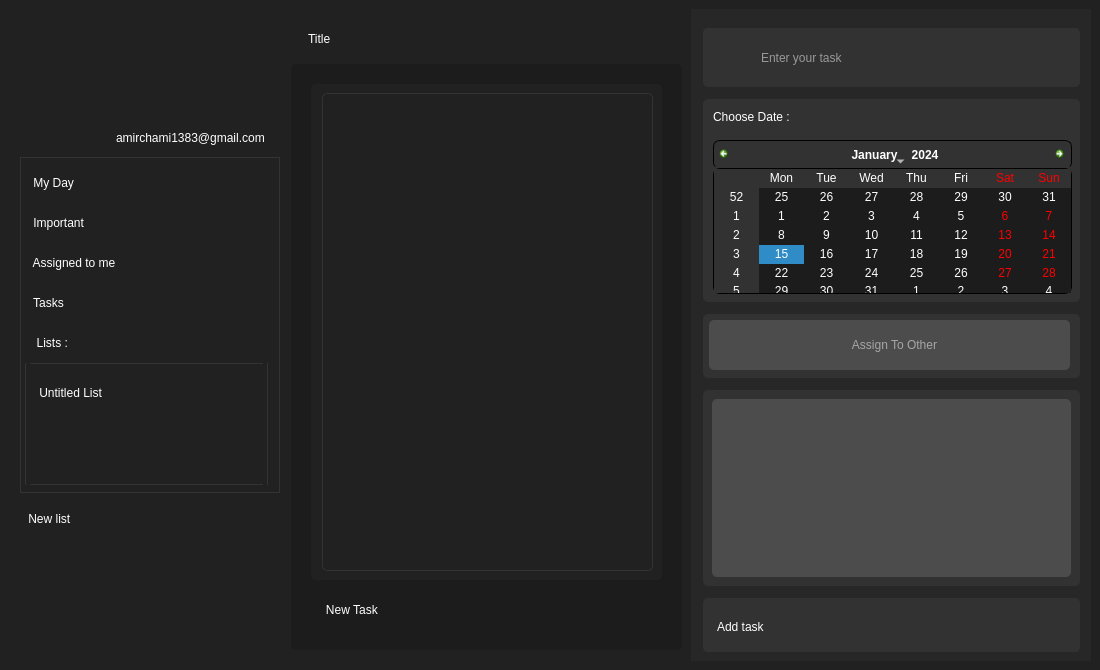
The window that ToDo/maintodopanel.ui (Amirrezach1383/uiap-final-project) describes before a commit, drawn with Qt 5.
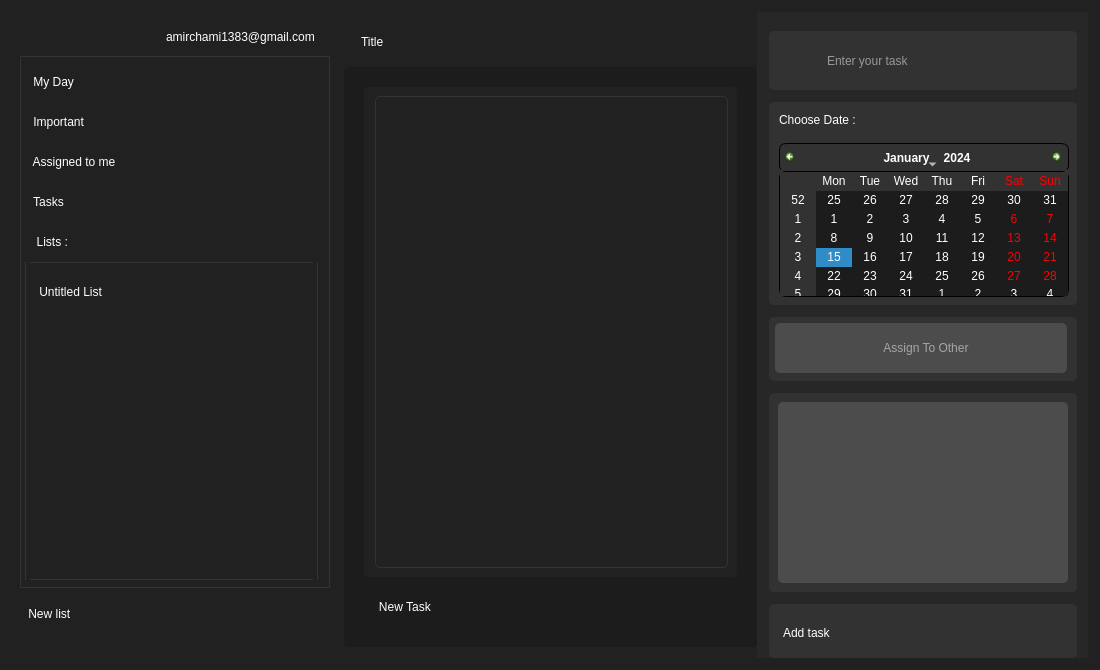
The same window after the commit. The open tabs and pages were chosen to show the change. Icons and pictures are not drawn.

Commit message: Fixed some functions in signup and login Panels

```diff
--- a/ToDo/maintodopanel.ui
+++ b/ToDo/maintodopanel.ui
@@ -30,434 +30,15 @@
 </string>
   </property>
   <widget class="QWidget" name="centralwidget">
-   <layout class="QVBoxLayout" name="verticalLayout_4">
-    <item>
-     <layout class="QHBoxLayout" name="mainLayout">
-      <property name="spacing">
-       <number>0</number>
-      </property>
-      <property name="sizeConstraint">
-       <enum>QLayout::SetDefaultConstraint</enum>
-      </property>
-      <property name="leftMargin">
-       <number>0</number>
-      </property>
-      <property name="topMargin">
-       <number>0</number>
-      </property>
-      <property name="rightMargin">
-       <number>0</number>
-      </property>
-      <item>
-       <widget class="QWidget" name="sideFixedMenu" native="true">
-        <property name="styleSheet">
-         <string notr="true">QWidget {
-	background-color: rgb(33, 33, 33);
-}
-</string>
-        </property>
-        <layout class="QVBoxLayout" name="verticalLayout_6">
-         <property name="sizeConstraint">
-          <enum>QLayout::SetFixedSize</enum>
-         </property>
-         <property name="leftMargin">
-          <number>11</number>
-         </property>
-         <property name="topMargin">
-          <number>0</number>
-         </property>
-         <property name="rightMargin">
-          <number>11</number>
-         </property>
-         <property name="bottomMargin">
-          <number>0</number>
-         </property>
-         <item>
-          <layout class="QVBoxLayout" name="verticalLayout_3">
-           <item>
-            <layout class="QVBoxLayout" name="verticalLayout_2">
-             <property name="spacing">
-              <number>12</number>
-             </property>
-             <item>
-              <layout class="QHBoxLayout" name="horizontalLayout" stretch="0,0">
-               <property name="spacing">
-                <number>0</number>
-               </property>
-               <property name="leftMargin">
-                <number>0</number>
-               </property>
-               <property name="topMargin">
-                <number>0</number>
-               </property>
-               <property name="rightMargin">
-                <number>15</number>
-               </property>
-               <item>
-                <widget class="QPushButton" name="userAccountIcon">
-                 <property name="enabled">
-                  <bool>false</bool>
-                 </property>
-                 <property name="styleSheet">
-                  <string notr="true">border:none;
-background: transparent;</string>
-                 </property>
-                 <property name="text">
-                  <string/>
-                 </property>
-                 <property name="icon">
-                  <iconset resource="Resources.qrc">
-                   <normaloff>:/Image/Icons/user_account.png</normaloff>
-                   <disabledoff>:/Image/Icons/user_account.png</disabledoff>:/Image/Icons/user_account.png</iconset>
-                 </property>
-                 <property name="iconSize">
-                  <size>
-                   <width>50</width>
-                   <height>50</height>
-                  </size>
-                 </property>
-                </widget>
-               </item>
-               <item>
-                <widget class="QLabel" name="userInfoLB">
-                 <property name="minimumSize">
-                  <size>
-                   <width>35</width>
-                   <height>0</height>
-                  </size>
-                 </property>
-                 <property name="styleSheet">
-                  <string notr="true">QLabel {
-	font: 10pt &quot;Playwrite DE Grund&quot;;
-	color: rgb(255, 255, 255);
-}</string>
-                 </property>
-                 <property name="text">
-                  <string>amirchami1383@gmail.com</string>
-                 </property>
-                </widget>
-               </item>
-              </layout>
-             </item>
-             <item>
-              <widget class="QScrollArea" name="scrollArea">
-               <property name="styleSheet">
-                <string notr="true">QPushButton {
-	text-align : left;
-	background : transparent; 
-	border-radius : 5 px;
-	font: 9pt &quot;Playwrite DE Grund&quot;;
-	color: rgb(255, 255, 255);
-	height : 40 px;
-	padding-left:5px;
-	border-radius:5px;
-}
-QPushButton:hover {
-	background-color: rgb(51, 51, 51);
-	font: 700 9pt &quot;Playwrite DE Grund&quot;;
-}
-QPushButton:checked {
-	background-color: rgb(51, 51, 51);
-	font: 700 9pt &quot;Playwrite DE Grund&quot;;
-}
-QScrollArea {
-    border:1px solid #333333;
-}
-
-QScrollBar:vertical {
-    background: rgb(28, 28, 28);
-    width: 6px;
-    border-radius: 50px;
-}
-
-QScrollBar::handle:vertical {
-    background: #333333;
-    border-radius: 50px;
-    min-height: 20px;
-}
-
-QScrollBar::add-page:vertical, QScrollBar::sub-page:vertical {
-    background: rgb(28, 28, 28);
-}</string>
-               </property>
-               <property name="widgetResizable">
-                <bool>true</bool>
-               </property>
-               <widget class="QWidget" name="scrollAreaWidgetContents">
-                <property name="geometry">
-                 <rect>
-                  <x>0</x>
-                  <y>0</y>
-                  <width>306</width>
-                  <height>529</height>
-                 </rect>
-                </property>
-                <layout class="QVBoxLayout" name="verticalLayout_9">
-                 <property name="spacing">
-                  <number>0</number>
-                 </property>
-                 <property name="leftMargin">
-                  <number>4</number>
-                 </property>
-                 <property name="topMargin">
-                  <number>5</number>
-                 </property>
-                 <property name="rightMargin">
-                  <number>11</number>
-                 </property>
-                 <property name="bottomMargin">
-                  <number>7</number>
-                 </property>
-                 <item>
-                  <layout class="QVBoxLayout" name="verticalLayout">
-                   <item>
-                    <widget class="QPushButton" name="myDayPB">
-                     <property name="minimumSize">
-                      <size>
-                       <width>0</width>
-                       <height>0</height>
-                      </size>
-                     </property>
-                     <property name="text">
-                      <string> My Day</string>
-                     </property>
-                     <property name="icon">
-                      <iconset resource="Resources.qrc">
-                       <normaloff>:/Image/Icons/out_line_sun.png</normaloff>
-                       <normalon>:/Image/Icons/fill_sun.png</normalon>
-                       <disabledon>:/Image/Icons/fill_sun.png</disabledon>:/Image/Icons/out_line_sun.png</iconset>
-                     </property>
-                     <property name="iconSize">
-                      <size>
-                       <width>25</width>
-                       <height>25</height>
-                      </size>
-                     </property>
-                     <property name="checkable">
-                      <bool>true</bool>
-                     </property>
-                     <property name="autoExclusive">
-                      <bool>true</bool>
-                     </property>
-                    </widget>
-                   </item>
-                   <item>
-                    <widget class="QPushButton" name="importantPB">
-                     <property name="text">
-                      <string> Important</string>
-                     </property>
-                     <property name="icon">
-                      <iconset resource="Resources.qrc">
-                       <normaloff>:/Image/Icons/out_line_star.png</normaloff>
-                       <normalon>:/Image/Icons/fill_star_color.png</normalon>:/Image/Icons/out_line_star.png</iconset>
-                     </property>
-                     <property name="iconSize">
-                      <size>
-                       <width>25</width>
-                       <height>25</height>
-                      </size>
-                     </property>
-                     <property name="checkable">
-                      <bool>true</bool>
-                     </property>
-                     <property name="autoExclusive">
-                      <bool>true</bool>
-                     </property>
-                    </widget>
-                   </item>
-                   <item>
-                    <widget class="QPushButton" name="assignedToMePB">
-                     <property name="text">
-                      <string> Assigned to me</string>
-                     </property>
-                     <property name="icon">
-                      <iconset resource="Resources.qrc">
-                       <normaloff>:/Image/Icons/out_line_user.png</normaloff>
-                       <normalon>:/Image/Icons/fill_user_color.png</normalon>:/Image/Icons/out_line_user.png</iconset>
-                     </property>
-                     <property name="iconSize">
-                      <size>
-                       <width>25</width>
-                       <height>25</height>
-                      </size>
-                     </property>
-                     <property name="checkable">
-                      <bool>true</bool>
-                     </property>
-                     <property name="autoExclusive">
-                      <bool>true</bool>
-                     </property>
-                    </widget>
-                   </item>
-                   <item>
-                    <widget class="QPushButton" name="tasksPB">
-                     <property name="styleSheet">
-                      <string notr="true"/>
-                     </property>
-                     <property name="text">
-                      <string> Tasks</string>
-                     </property>
-                     <property name="icon">
-                      <iconset resource="Resources.qrc">
-                       <normaloff>:/Image/Icons/home_2.png</normaloff>
-                       <normalon>:/Image/Icons/fill_home.png</normalon>:/Image/Icons/home_2.png</iconset>
-                     </property>
-                     <property name="iconSize">
-                      <size>
-                       <width>25</width>
-                       <height>25</height>
-                      </size>
-                     </property>
-                     <property name="checkable">
-                      <bool>true</bool>
-                     </property>
-                     <property name="autoExclusive">
-                      <bool>true</bool>
-                     </property>
-                    </widget>
-                   </item>
-                   <item>
-                    <widget class="QPushButton" name="pushButton_3">
-                     <property name="enabled">
-                      <bool>false</bool>
-                     </property>
-                     <property name="text">
-                      <string>  Lists :</string>
-                     </property>
-                     <property name="icon">
-                      <iconset resource="Resources.qrc">
-                       <normaloff>:/Image/Icons/list_icon.png</normaloff>
-                       <disabledoff>:/Image/Icons/list_icon.png</disabledoff>:/Image/Icons/list_icon.png</iconset>
-                     </property>
-                     <property name="iconSize">
-                      <size>
-                       <width>25</width>
-                       <height>25</height>
-                      </size>
-                     </property>
-                    </widget>
-                   </item>
-                  </layout>
-                 </item>
-                 <item>
-                  <widget class="QFrame" name="listsFrame">
-                   <property name="styleSheet">
-                    <string notr="true">QFrame {
-	border : 1px solid rgb(51, 51, 51);
-	border-radius : 5 px;
-}
-
-QPushButton {
-	text-align : left;
-	background : transparent; 
-	border-radius : 5 px;
-	font: 9pt &quot;Playwrite DE Grund&quot;;
-	color: rgb(255, 255, 255);
-	height : 40 px;
-	padding-left:1px;
-	border-radius:5px;
-}
-QPushButton:hover {
-	background-color: rgb(51, 51, 51);
-	font: 700 9pt &quot;Playwrite DE Grund&quot;;
-}
-QPushButton:checked {
-	background-color: rgb(51, 51, 51);
-	font: 700 9pt &quot;Playwrite DE Grund&quot;;
-}</string>
-                   </property>
-                   <property name="frameShape">
-                    <enum>QFrame::StyledPanel</enum>
-                   </property>
-                   <property name="frameShadow">
-                    <enum>QFrame::Raised</enum>
-                   </property>
-                   <layout class="QVBoxLayout" name="verticalLayout_8">
-                    <item>
-                     <widget class="QPushButton" name="listsButton_0">
-                      <property name="text">
-                       <string> Untitled List</string>
-                      </property>
-                      <property name="icon">
-                       <iconset resource="Resources.qrc">
-                        <normaloff>:/Image/Icons/list_icon.png</normaloff>:/Image/Icons/list_icon.png</iconset>
-                      </property>
-                      <property name="iconSize">
-                       <size>
-                        <width>25</width>
-                        <height>25</height>
-                       </size>
-                      </property>
-                      <property name="checkable">
-                       <bool>true</bool>
-                      </property>
-                      <property name="autoExclusive">
-                       <bool>true</bool>
-                      </property>
-                     </widget>
-                    </item>
-                    <item>
-                     <spacer name="verticalSpacer">
-                      <property name="orientation">
-                       <enum>Qt::Vertical</enum>
-                      </property>
-                      <property name="sizeHint" stdset="0">
-                       <size>
-                        <width>223</width>
-                        <height>253</height>
-                       </size>
-                      </property>
-                     </spacer>
-                    </item>
-                   </layout>
-                  </widget>
-                 </item>
-                </layout>
-               </widget>
-              </widget>
-             </item>
-            </layout>
-           </item>
-           <item>
-            <widget class="QPushButton" name="newListPB">
-             <property name="styleSheet">
-              <string notr="true">QPushButton {
-	text-align : left;
-	background : transparent; 
-	border-radius : 5 px;
-	font: 9pt &quot;Playwrite DE Grund&quot;;
-	color: rgb(255, 255, 255);
-	height : 40 px;
-	padding-left:5px;
-	border-radius:5px;
-}
-QPushButton:hover {
-	background-color: rgb(51, 51, 51);
-	font: 700 9pt &quot;Playwrite DE Grund&quot;;
-}</string>
-             </property>
-             <property name="text">
-              <string> New list</string>
-             </property>
-             <property name="icon">
-              <iconset resource="Resources.qrc">
-               <normaloff>:/Image/Icons/icons8-plus-96.png</normaloff>:/Image/Icons/icons8-plus-96.png</iconset>
-             </property>
-             <property name="iconSize">
-              <size>
-               <width>25</width>
-               <height>25</height>
-              </size>
-             </property>
-            </widget>
-           </item>
-          </layout>
-         </item>
-        </layout>
-       </widget>
-      </item>
-      <item>
        <widget class="QWidget" name="mainFrame" native="true">
+    <property name="geometry">
+     <rect>
+      <x>344</x>
+      <y>12</y>
+      <width>413</width>
+      <height>646</height>
+     </rect>
+    </property>
         <property name="styleSheet">
          <string notr="true">QWidget {
 	background-color: rgb(33, 33, 33);
@@ -965,9 +546,15 @@
          </item>
         </layout>
        </widget>
-      </item>
-      <item>
        <widget class="QWidget" name="sideTasksMenu" native="true">
+    <property name="geometry">
+     <rect>
+      <x>757</x>
+      <y>12</y>
+      <width>331</width>
+      <height>646</height>
+     </rect>
+    </property>
         <property name="styleSheet">
          <string notr="true">QWidget {
 	background-color: rgb(39, 39, 39);
@@ -1438,12 +1025,410 @@
          </item>
         </layout>
        </widget>
-      </item>
-     </layout>
-    </item>
-   </layout>
-   <zorder>mainFrame</zorder>
-   <zorder>sideFixedMenu</zorder>
+   <widget class="QWidget" name="sideFixedMenu" native="true">
+    <property name="geometry">
+     <rect>
+      <x>20</x>
+      <y>30</y>
+      <width>316</width>
+      <height>604</height>
+     </rect>
+    </property>
+    <property name="styleSheet">
+     <string notr="true">QWidget {
+	background-color: rgb(33, 33, 33);
+}
+</string>
+    </property>
+    <layout class="QVBoxLayout" name="verticalLayout_3">
+     <property name="leftMargin">
+      <number>0</number>
+     </property>
+     <property name="topMargin">
+      <number>0</number>
+     </property>
+     <property name="rightMargin">
+      <number>6</number>
+     </property>
+     <item>
+      <layout class="QVBoxLayout" name="verticalLayout_2">
+       <property name="spacing">
+        <number>12</number>
+       </property>
+       <item>
+        <layout class="QHBoxLayout" name="horizontalLayout" stretch="0,0">
+         <property name="spacing">
+          <number>0</number>
+         </property>
+         <property name="leftMargin">
+          <number>0</number>
+         </property>
+         <property name="topMargin">
+          <number>0</number>
+         </property>
+         <property name="rightMargin">
+          <number>15</number>
+         </property>
+         <item>
+          <widget class="QPushButton" name="userAccountIcon">
+           <property name="enabled">
+            <bool>false</bool>
+           </property>
+           <property name="styleSheet">
+            <string notr="true">border:none;
+background: transparent;</string>
+           </property>
+           <property name="text">
+            <string/>
+           </property>
+           <property name="icon">
+            <iconset resource="Resources.qrc">
+             <normaloff>:/Image/Icons/user_account.png</normaloff>
+             <disabledoff>:/Image/Icons/user_account.png</disabledoff>:/Image/Icons/user_account.png</iconset>
+           </property>
+           <property name="iconSize">
+            <size>
+             <width>50</width>
+             <height>50</height>
+            </size>
+           </property>
+          </widget>
+         </item>
+         <item>
+          <widget class="QLabel" name="userInfoLB">
+           <property name="minimumSize">
+            <size>
+             <width>35</width>
+             <height>0</height>
+            </size>
+           </property>
+           <property name="styleSheet">
+            <string notr="true">QLabel {
+	font: 10pt &quot;Playwrite DE Grund&quot;;
+	color: rgb(255, 255, 255);
+}</string>
+           </property>
+           <property name="text">
+            <string>amirchami1383@gmail.com</string>
+           </property>
+          </widget>
+         </item>
+        </layout>
+       </item>
+       <item>
+        <widget class="QScrollArea" name="scrollArea">
+         <property name="styleSheet">
+          <string notr="true">QPushButton {
+	text-align : left;
+	background : transparent; 
+	border-radius : 5 px;
+	font: 9pt &quot;Playwrite DE Grund&quot;;
+	color: rgb(255, 255, 255);
+	height : 40 px;
+	padding-left:5px;
+	border-radius:5px;
+}
+QPushButton:hover {
+	background-color: rgb(51, 51, 51);
+	font: 700 9pt &quot;Playwrite DE Grund&quot;;
+}
+QPushButton:checked {
+	background-color: rgb(51, 51, 51);
+	font: 700 9pt &quot;Playwrite DE Grund&quot;;
+}
+QScrollArea {
+    border:1px solid #333333;
+}
+
+QScrollBar:vertical {
+    background: rgb(28, 28, 28);
+    width: 6px;
+    border-radius: 50px;
+}
+
+QScrollBar::handle:vertical {
+    background: #333333;
+    border-radius: 50px;
+    min-height: 20px;
+}
+
+QScrollBar::add-page:vertical, QScrollBar::sub-page:vertical {
+    background: rgb(28, 28, 28);
+}</string>
+         </property>
+         <property name="widgetResizable">
+          <bool>true</bool>
+         </property>
+         <widget class="QWidget" name="scrollAreaWidgetContents">
+          <property name="geometry">
+           <rect>
+            <x>0</x>
+            <y>0</y>
+            <width>306</width>
+            <height>478</height>
+           </rect>
+          </property>
+          <layout class="QVBoxLayout" name="verticalLayout_9">
+           <property name="spacing">
+            <number>0</number>
+           </property>
+           <property name="leftMargin">
+            <number>4</number>
+           </property>
+           <property name="topMargin">
+            <number>5</number>
+           </property>
+           <property name="rightMargin">
+            <number>11</number>
+           </property>
+           <property name="bottomMargin">
+            <number>7</number>
+           </property>
+           <item>
+            <layout class="QVBoxLayout" name="verticalLayout">
+             <item>
+              <widget class="QPushButton" name="myDayPB">
+               <property name="minimumSize">
+                <size>
+                 <width>0</width>
+                 <height>0</height>
+                </size>
+               </property>
+               <property name="text">
+                <string> My Day</string>
+               </property>
+               <property name="icon">
+                <iconset resource="Resources.qrc">
+                 <normaloff>:/Image/Icons/out_line_sun.png</normaloff>
+                 <normalon>:/Image/Icons/fill_sun.png</normalon>
+                 <disabledon>:/Image/Icons/fill_sun.png</disabledon>:/Image/Icons/out_line_sun.png</iconset>
+               </property>
+               <property name="iconSize">
+                <size>
+                 <width>25</width>
+                 <height>25</height>
+                </size>
+               </property>
+               <property name="checkable">
+                <bool>true</bool>
+               </property>
+               <property name="autoExclusive">
+                <bool>true</bool>
+               </property>
+              </widget>
+             </item>
+             <item>
+              <widget class="QPushButton" name="importantPB">
+               <property name="text">
+                <string> Important</string>
+               </property>
+               <property name="icon">
+                <iconset resource="Resources.qrc">
+                 <normaloff>:/Image/Icons/out_line_star.png</normaloff>
+                 <normalon>:/Image/Icons/fill_star_color.png</normalon>:/Image/Icons/out_line_star.png</iconset>
+               </property>
+               <property name="iconSize">
+                <size>
+                 <width>25</width>
+                 <height>25</height>
+                </size>
+               </property>
+               <property name="checkable">
+                <bool>true</bool>
+               </property>
+               <property name="autoExclusive">
+                <bool>true</bool>
+               </property>
+              </widget>
+             </item>
+             <item>
+              <widget class="QPushButton" name="assignedToMePB">
+               <property name="text">
+                <string> Assigned to me</string>
+               </property>
+               <property name="icon">
+                <iconset resource="Resources.qrc">
+                 <normaloff>:/Image/Icons/out_line_user.png</normaloff>
+                 <normalon>:/Image/Icons/fill_user_color.png</normalon>:/Image/Icons/out_line_user.png</iconset>
+               </property>
+               <property name="iconSize">
+                <size>
+                 <width>25</width>
+                 <height>25</height>
+                </size>
+               </property>
+               <property name="checkable">
+                <bool>true</bool>
+               </property>
+               <property name="autoExclusive">
+                <bool>true</bool>
+               </property>
+              </widget>
+             </item>
+             <item>
+              <widget class="QPushButton" name="tasksPB">
+               <property name="styleSheet">
+                <string notr="true"/>
+               </property>
+               <property name="text">
+                <string> Tasks</string>
+               </property>
+               <property name="icon">
+                <iconset resource="Resources.qrc">
+                 <normaloff>:/Image/Icons/home_2.png</normaloff>
+                 <normalon>:/Image/Icons/fill_home.png</normalon>:/Image/Icons/home_2.png</iconset>
+               </property>
+               <property name="iconSize">
+                <size>
+                 <width>25</width>
+                 <height>25</height>
+                </size>
+               </property>
+               <property name="checkable">
+                <bool>true</bool>
+               </property>
+               <property name="autoExclusive">
+                <bool>true</bool>
+               </property>
+              </widget>
+             </item>
+             <item>
+              <widget class="QPushButton" name="pushButton_3">
+               <property name="enabled">
+                <bool>false</bool>
+               </property>
+               <property name="text">
+                <string>  Lists :</string>
+               </property>
+               <property name="icon">
+                <iconset resource="Resources.qrc">
+                 <normaloff>:/Image/Icons/list_icon.png</normaloff>
+                 <disabledoff>:/Image/Icons/list_icon.png</disabledoff>:/Image/Icons/list_icon.png</iconset>
+               </property>
+               <property name="iconSize">
+                <size>
+                 <width>25</width>
+                 <height>25</height>
+                </size>
+               </property>
+              </widget>
+             </item>
+            </layout>
+           </item>
+           <item>
+            <widget class="QFrame" name="listsFrame">
+             <property name="styleSheet">
+              <string notr="true">QFrame {
+	border : 1px solid rgb(51, 51, 51);
+	border-radius : 5 px;
+}
+
+QPushButton {
+	text-align : left;
+	background : transparent; 
+	border-radius : 5 px;
+	font: 9pt &quot;Playwrite DE Grund&quot;;
+	color: rgb(255, 255, 255);
+	height : 40 px;
+	padding-left:1px;
+	border-radius:5px;
+}
+QPushButton:hover {
+	background-color: rgb(51, 51, 51);
+	font: 700 9pt &quot;Playwrite DE Grund&quot;;
+}
+QPushButton:checked {
+	background-color: rgb(51, 51, 51);
+	font: 700 9pt &quot;Playwrite DE Grund&quot;;
+}</string>
+             </property>
+             <property name="frameShape">
+              <enum>QFrame::StyledPanel</enum>
+             </property>
+             <property name="frameShadow">
+              <enum>QFrame::Raised</enum>
+             </property>
+             <layout class="QVBoxLayout" name="verticalLayout_8">
+              <item>
+               <widget class="QPushButton" name="listsButton_0">
+                <property name="text">
+                 <string> Untitled List</string>
+                </property>
+                <property name="icon">
+                 <iconset resource="Resources.qrc">
+                  <normaloff>:/Image/Icons/list_icon.png</normaloff>:/Image/Icons/list_icon.png</iconset>
+                </property>
+                <property name="iconSize">
+                 <size>
+                  <width>25</width>
+                  <height>25</height>
+                 </size>
+                </property>
+                <property name="checkable">
+                 <bool>true</bool>
+                </property>
+                <property name="autoExclusive">
+                 <bool>true</bool>
+                </property>
+               </widget>
+              </item>
+              <item>
+               <spacer name="verticalSpacer">
+                <property name="orientation">
+                 <enum>Qt::Vertical</enum>
+                </property>
+                <property name="sizeHint" stdset="0">
+                 <size>
+                  <width>223</width>
+                  <height>253</height>
+                 </size>
+                </property>
+               </spacer>
+              </item>
+             </layout>
+            </widget>
+           </item>
+          </layout>
+         </widget>
+        </widget>
+       </item>
+      </layout>
+     </item>
+     <item>
+      <widget class="QPushButton" name="newListPB">
+       <property name="styleSheet">
+        <string notr="true">QPushButton {
+	text-align : left;
+	background : transparent; 
+	border-radius : 5 px;
+	font: 9pt &quot;Playwrite DE Grund&quot;;
+	color: rgb(255, 255, 255);
+	height : 40 px;
+	padding-left:5px;
+	border-radius:5px;
+}
+QPushButton:hover {
+	background-color: rgb(51, 51, 51);
+	font: 700 9pt &quot;Playwrite DE Grund&quot;;
+}</string>
+       </property>
+       <property name="text">
+        <string> New list</string>
+       </property>
+       <property name="icon">
+        <iconset resource="Resources.qrc">
+         <normaloff>:/Image/Icons/icons8-plus-96.png</normaloff>:/Image/Icons/icons8-plus-96.png</iconset>
+       </property>
+       <property name="iconSize">
+        <size>
+         <width>25</width>
+         <height>25</height>
+        </size>
+       </property>
+      </widget>
+     </item>
+    </layout>
+   </widget>
   </widget>
  </widget>
  <resources>
```
Left out of the diff: 2 changed lines with no effect on the pictures. Lines whose indentation alone changed are shown as unchanged. The commit also changes 8 other files.
